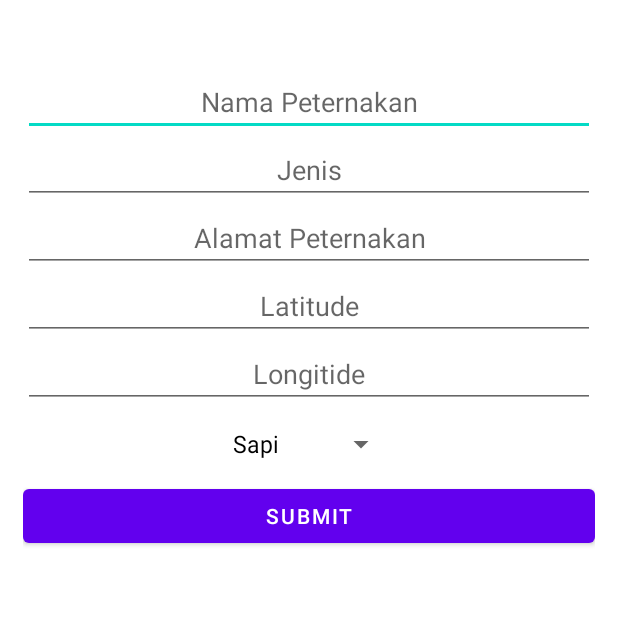
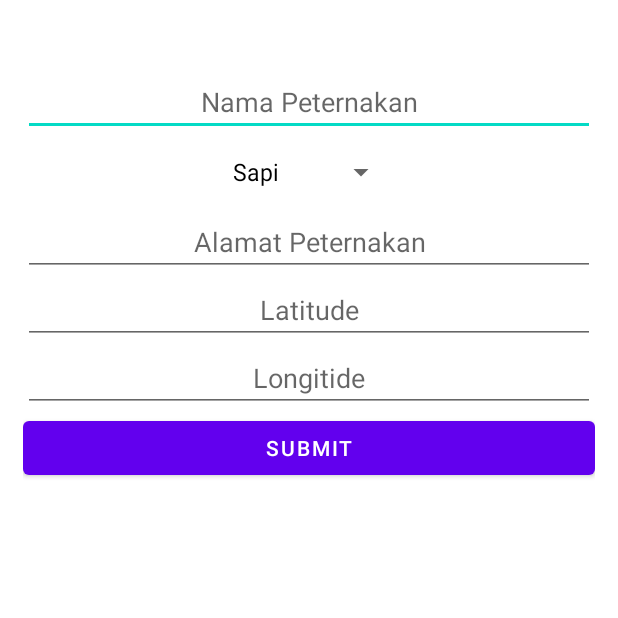
Before and after one commit to KEVINGILBERTTODING/KediriAPP, an Android app: the InputPeternakan screen opened directly, with no data from a screen before it, on a phone screen of 412 x 824 dp, the top half of it. Run offline under Robolectric (Android 15) with nearby library versions, the phone set to English and light mode, and no system bars; our stand-ins replace Volley.

Commit message:
add spinner activity_input_peternakan.xml

```diff
--- a/app/src/main/res/layout/activity_input_peternakan.xml
+++ b/app/src/main/res/layout/activity_input_peternakan.xml
@@ -16,26 +16,25 @@
         android:hint="Nama Peternakan"
         android:inputType="text" />
 
-    <EditText
-        android:id="@+id/editTextJenis"
-        android:layout_width="fill_parent"
+    <Spinner
+        android:id="@+id/spinner"
+        android:layout_width="wrap_content"
         android:layout_height="wrap_content"
+        android:layout_below="@id/editTextName"
+        android:layout_centerHorizontal="true"
 
-        android:ems="10"
-        android:gravity="center"
-        android:hint="Jenis"
-        android:layout_below="@+id/editTextName"
-        android:inputType="text" />
+        />
+
 
     <EditText
         android:id="@+id/editTextAlamat"
         android:layout_width="fill_parent"
         android:layout_height="wrap_content"
-
+        android:layout_below="@+id/spinner"
         android:ems="10"
         android:gravity="center"
         android:hint="Alamat Peternakan"
-        android:layout_below="@+id/editTextJenis"
+
         android:inputType="text" />
 
 
@@ -60,22 +59,13 @@
         android:inputType="textEmailAddress" />
 
 
-    <Spinner
-        android:layout_centerHorizontal="true"
-        android:id="@+id/spinner"
-        android:layout_width="wrap_content"
-        android:layout_height="wrap_content"
-        android:layout_below="@id/editTextLongitude"
-
-
-        />
 
     <Button
         android:layout_width="fill_parent"
         android:layout_height="wrap_content"
         android:text="Submit"
         android:id="@+id/ButtonInsert"
-        android:layout_below="@+id/spinner"
+        android:layout_below="@+id/editTextLongitude"
         android:layout_centerHorizontal="true" />
 
 </RelativeLayout>
```
